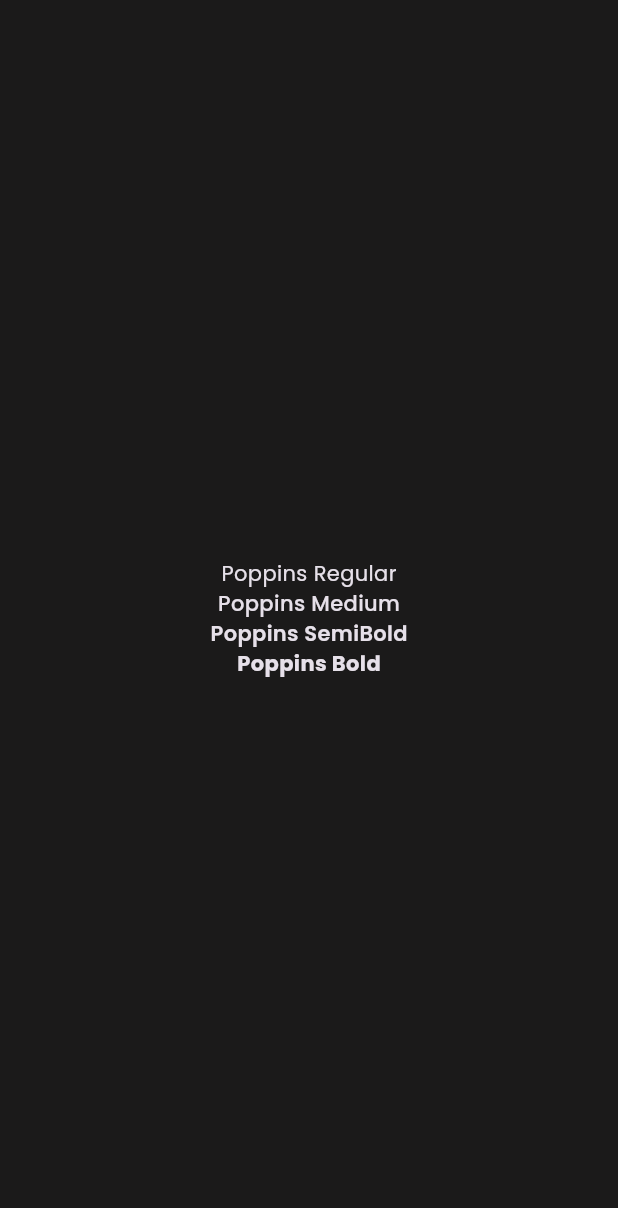
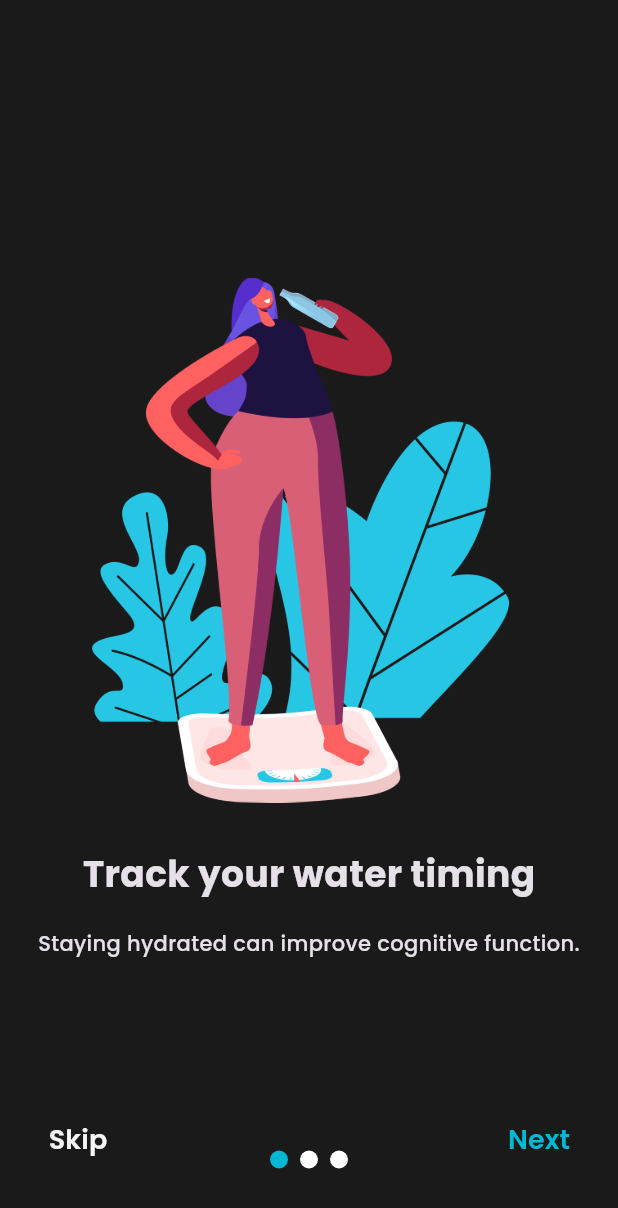
Before and after one commit to sagardhadke/HydraTime, a Flutter app: the screen it shows after launch, on a phone screen of 412 x 824 dp. Shown: the top 1208 px of the screen. Run offline on Flutter 3.47's test engine with Material 3 defaults, Android fonts, the phone set to English and light mode, and no system bars; drawn by our look-alikes of smooth_page_indicator.

Commit message:
Added onBoarding Screen

```diff
--- a/lib/Routes/app_routes.dart
+++ b/lib/Routes/app_routes.dart
@@ -1,11 +1,17 @@
 import 'package:flutter/material.dart';
+import 'package:hydra_time/presentation/Screens/Onboarding/onBoarding.dart';
+import 'package:hydra_time/presentation/Screens/dashboard.dart';
 import 'package:hydra_time/presentation/Screens/splash_screen.dart';
 
 class AppRoutes {
   static const String home = '/home';
   static const String splash = '/splash';
+  static const String onBoarding = '/onBoarding';
+  static const String dashBoard = '/dashBoard';
 
   static Map<String, WidgetBuilder> mRoutes = {
     AppRoutes.splash: (_) => MySplashScreen(),
+    AppRoutes.onBoarding : (_) => MyOnBoardingScreen(),
+    AppRoutes.dashBoard : (_) => MyDashBoard()
   };
 }
--- a/lib/core/constants/app_colors.dart
+++ b/lib/core/constants/app_colors.dart
@@ -2,4 +2,6 @@ import 'package:flutter/material.dart';
 
 class AppColors {
   static const Color scaffoldDark = Color(0XFF1B1A1A);
+  static const Color primaryColor = Color(0xFF00B8D4);
+  static const Color errorColor = Color(0xFFFC8F8F);
 }
--- a/lib/core/theme/app_themes.dart
+++ b/lib/core/theme/app_themes.dart
@@ -4,6 +4,7 @@ import 'package:hydra_time/core/constants/app_colors.dart';
 final ThemeData darkTheme = ThemeData(
   brightness: Brightness.dark,
   fontFamily: 'Poppins',
+  primaryColor: Color(0XFF00B8D4),
   scaffoldBackgroundColor: AppColors.scaffoldDark,
   textTheme: const TextTheme(
     bodyLarge: TextStyle(fontWeight: FontWeight.w400, fontSize: 16), // Regular
--- a/lib/main.dart
+++ b/lib/main.dart
@@ -10,7 +10,7 @@ class MyApp extends StatelessWidget {
   @override
   Widget build(BuildContext context) {
     return MaterialApp(
-      initialRoute: AppRoutes.splash,
+      initialRoute: AppRoutes.onBoarding,
       routes: AppRoutes.mRoutes,
       debugShowCheckedModeBanner: false,
       theme: darkTheme,
--- /dev/null
+++ b/lib/presentation/Screens/Onboarding/intro_component.dart
@@ -0,0 +1,37 @@
+import 'package:flutter/material.dart';
+
+class IntroComponent extends StatelessWidget {
+  final String title;
+  final String description;
+  final String imgPath;
+  const IntroComponent({
+    super.key,
+    required this.title,
+    required this.description,
+    required this.imgPath,
+  });
+
+  @override
+  Widget build(BuildContext context) {
+    return Scaffold(
+      body: Center(
+        child: Column(
+          mainAxisAlignment: MainAxisAlignment.center,
+          children: [
+            Image.asset(imgPath, height: 350),
+            SizedBox(height: 30),
+            Text(
+              title,
+              style: TextStyle(fontWeight: FontWeight.bold, fontSize: 24),
+            ),
+            SizedBox(height: 20),
+            Padding(
+              padding: EdgeInsetsGeometry.symmetric(horizontal: 20),
+              child: Text(description, textAlign: TextAlign.center),
+            ),
+          ],
+        ),
+      ),
+    );
+  }
+}
--- /dev/null
+++ b/lib/presentation/Screens/Onboarding/onBoarding.dart
@@ -0,0 +1,124 @@
+import 'package:flutter/material.dart';
+import 'package:hydra_time/Routes/app_routes.dart';
+import 'package:hydra_time/core/constants/app_colors.dart';
+import 'package:hydra_time/presentation/Screens/Onboarding/intro_component.dart';
+import 'package:smooth_page_indicator/smooth_page_indicator.dart';
+
+class MyOnBoardingScreen extends StatefulWidget {
+  const MyOnBoardingScreen({super.key});
+
+  @override
+  State<MyOnBoardingScreen> createState() => _MyOnBoardingScreenState();
+}
+
+class _MyOnBoardingScreenState extends State<MyOnBoardingScreen> {
+  final List<Widget> _pages = [
+    IntroComponent(
+      title: "Track your water timing",
+      description: "Staying hydrated can improve cognitive function.",
+      imgPath: "assets/images/onBoard1.png",
+    ),
+    IntroComponent(
+      title: "Your body needs water",
+      description: "Set daily water intake goals and track their progress.",
+      imgPath: "assets/images/onBoard2.png",
+    ),
+    IntroComponent(
+      title: "Know how you hydrated",
+      description:
+          "We Provide personalised recommendations for how much water to drink based on the user's weight, age, and activity level.",
+      imgPath: "assets/images/onBoard3.png",
+    ),
+  ];
+
+  final PageController pageController = PageController();
+  int currentIndex = 0;
+
+  void onNext() {
+    if (currentIndex < _pages.length - 1) {
+      pageController.nextPage(
+        duration: Duration(milliseconds: 500),
+        curve: Curves.easeInOut,
+      );
+    } else {
+      Navigator.pushReplacementNamed(context, AppRoutes.dashBoard);
+    }
+  }
+
+  void onSkip() {
+    pageController.animateToPage(
+      _pages.length - 1,
+      duration: Duration(milliseconds: 500),
+      curve: Curves.easeInOut,
+    );
+  }
+
+  @override
+  Widget build(BuildContext context) {
+    return Scaffold(
+      body: Stack(
+        children: [
+          PageView.builder(
+            controller: pageController,
+            itemCount: _pages.length,
+            onPageChanged: (value) {
+              setState(() {
+                currentIndex = value;
+              });
+            },
+            itemBuilder: (context, index) => _pages[index],
+          ),
+          currentIndex == _pages.length - 1
+              ? SizedBox.shrink()
+              : Positioned(
+                  bottom: 40,
+                  left: 20,
+                  child: TextButton(
+                    onPressed: () => onSkip(),
+                    child: Text(
+                      'Skip',
+                      style: TextStyle(
+                        color: Color(0XFFF6F6F6),
+                        fontSize: 18,
+                        fontWeight: FontWeight.w600,
+                      ),
+                    ),
+                  ),
+                ),
+          Positioned(
+            bottom: 40,
+            right: 20,
+            child: TextButton(
+              onPressed: () => onNext(),
+              child: Text(
+                currentIndex == _pages.length - 1 ? 'Finish' : 'Next',
+                style: TextStyle(
+                  color: AppColors.primaryColor,
+                  fontSize: 18,
+                  fontWeight: FontWeight.w600,
+                ),
+              ),
+            ),
+          ),
+          Positioned(
+            right: 0,
+            left: 0,
+            bottom: 45,
+            child: Center(
+              child: SmoothPageIndicator(
+                controller: pageController,
+                count: _pages.length,
+                effect: WormEffect(
+                  dotHeight: 12,
+                  dotWidth: 12,
+                  dotColor: Colors.white,
+                  activeDotColor: Color(0XFF00B8D4),
+                ),
+              ),
+            ),
+          ),
+        ],
+      ),
+    );
+  }
+}
--- /dev/null
+++ b/lib/presentation/Screens/dashboard.dart
@@ -0,0 +1,15 @@
+import 'package:flutter/material.dart';
+
+class MyDashBoard extends StatefulWidget {
+  const MyDashBoard({super.key});
+
+  @override
+  State<MyDashBoard> createState() => _MyDashBoardState();
+}
+
+class _MyDashBoardState extends State<MyDashBoard> {
+  @override
+  Widget build(BuildContext context) {
+    return Scaffold(body: Column(children: [Text("My DashBoard Screen")]));
+  }
+}
--- a/lib/presentation/Screens/splash_screen.dart
+++ b/lib/presentation/Screens/splash_screen.dart
@@ -8,28 +8,17 @@ class MySplashScreen extends StatefulWidget {
 }
 
 class _MySplashScreenState extends State<MySplashScreen> {
+
+  @override
+  void initState() {
+    super.initState();
+  }
+
   @override
   Widget build(BuildContext context) {
     return Scaffold(
       body: Center(
-        child: Column(
-          mainAxisAlignment: MainAxisAlignment.center,
-          children: const [
-            Text(
-              "Poppins Regular",
-              style: TextStyle(fontWeight: FontWeight.w400),
-            ),
-            Text(
-              "Poppins Medium",
-              style: TextStyle(fontWeight: FontWeight.w500),
-            ),
-            Text(
-              "Poppins SemiBold",
-              style: TextStyle(fontWeight: FontWeight.w600),
-            ),
-            Text("Poppins Bold", style: TextStyle(fontWeight: FontWeight.w700)),
-          ],
-        ),
+        child: Image.asset("assets/icons/HydraTimeLogo.png", height: 200),
       ),
     );
   }
--- a/pubspec.yaml
+++ b/pubspec.yaml
@@ -34,6 +34,7 @@ dependencies:
   # The following adds the Cupertino Icons font to your application.
   # Use with the CupertinoIcons class for iOS style icons.
   cupertino_icons: ^1.0.8
+  smooth_page_indicator: ^1.2.1
 
 dev_dependencies:
   flutter_test:
```
Also changed, not shown: assets/icons/HydraTimeLogo.png (added), assets/images/onBoard1.png (added), assets/images/onBoard2.png (added), assets/images/onBoard3.png (added), pubspec.lock.
